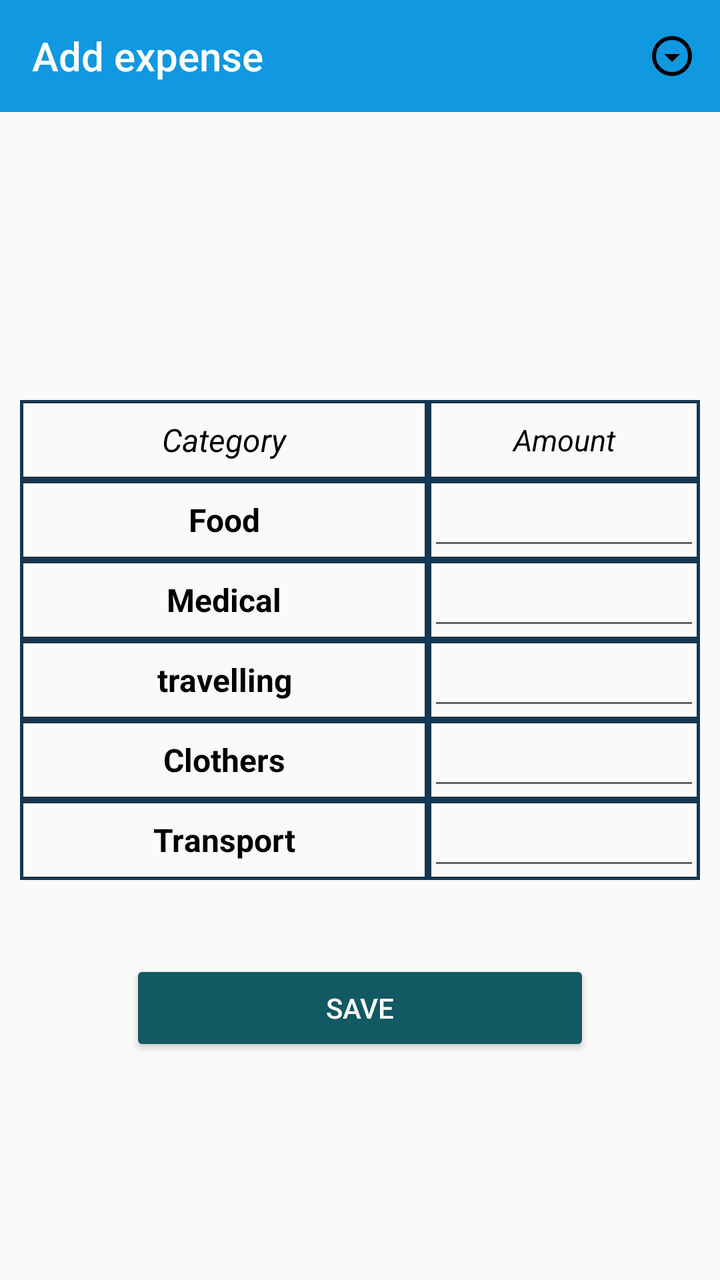
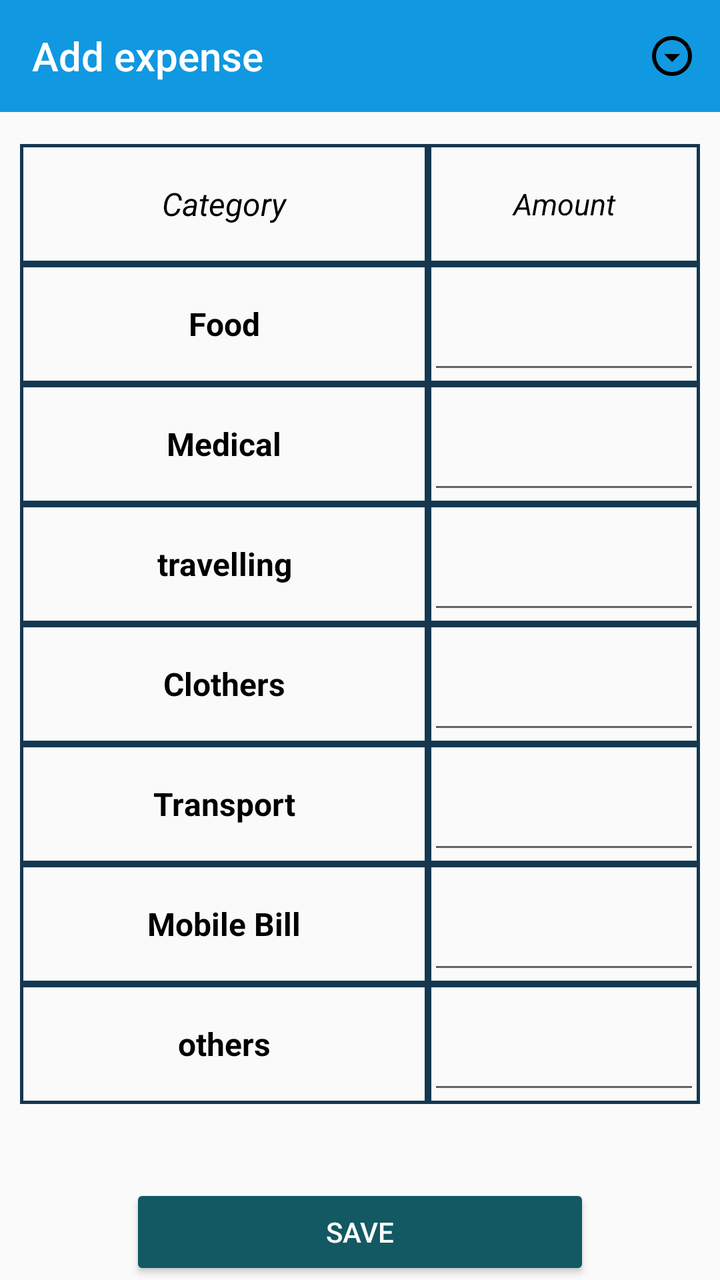

An Android layout rendered at two revisions. The XML below is the earlier revision; the diff shows what the commit changed to produce the second picture.
<!-- AndroidManifest.xml: application theme Theme.ExpenseTracker -->
<!-- res/layout/fragment_userupload.xml -->
<?xml version="1.0" encoding="utf-8"?>
<androidx.constraintlayout.widget.ConstraintLayout xmlns:android="http://schemas.android.com/apk/res/android"
    xmlns:tools="http://schemas.android.com/tools"
    android:layout_width="match_parent"
    android:layout_height="match_parent"
    xmlns:app="http://schemas.android.com/apk/res-auto"
    tools:context=".view.mainview.UseruploadFragment"
    >


    <androidx.appcompat.widget.Toolbar
        android:id="@+id/top_toolbar"
        android:layout_width="match_parent"
        android:layout_height="wrap_content"
        app:title="Add expense"
        android:background="#1098E1"
        app:titleTextColor="@color/white"
        app:menu="@menu/main_menu"
        android:theme="@style/Theme.AppCompat.DayNight.DarkActionBar"
        app:layout_constraintStart_toStartOf="parent"
        app:layout_constraintEnd_toEndOf="parent"
        app:layout_constraintTop_toTopOf="parent"
        />



     <TableLayout
         android:id="@+id/table"
         android:layout_width="match_parent"
         android:layout_height="wrap_content"
         android:layout_margin="10dp"
         android:stretchColumns="0dp"
         app:layout_constraintStart_toStartOf="parent"
         app:layout_constraintEnd_toEndOf="parent"
         app:layout_constraintTop_toTopOf="parent"
         app:layout_constraintBottom_toBottomOf="parent"
         app:layout_constraintTop_toBottomOf="@id/top_toolbar"
         >

         <TableRow>

             <TextView
                 android:layout_width="0dp"
                 android:layout_height="40dp"
                 android:layout_weight="3"
                 android:text="Category"
                 android:gravity="center"
                 android:textColor="@color/black"
                 android:textSize="16sp"
                 android:textStyle="italic"
                 android:background="@drawable/border_line"
                 />

             <LinearLayout
                 android:layout_width="0dp"
                 android:layout_height="40dp"
                 android:layout_weight="2"
                 android:background="@drawable/border_line"
                >

                 <TextView
                     android:layout_width="match_parent"
                     android:layout_height="match_parent"
                     android:textStyle="italic"
                     android:textColor="@color/black"
                     android:textSize="15sp"
                     android:text="Amount"
                     android:gravity="center"
                     />


             </LinearLayout>


         </TableRow>

         <TableRow>

             <TextView
                 android:layout_width="0dp"
                 android:layout_height="40dp"
                 android:layout_weight="3"
                 android:text="Food"
                 android:gravity="center"
                 android:textColor="@color/black"
                 android:textSize="16sp"
                 android:textStyle="bold"
                 android:background="@drawable/border_line"
                 />

             <LinearLayout
                 android:layout_width="0dp"
                 android:layout_height="40dp"
                 android:layout_weight="2"
                 android:background="@drawable/border_line"
                 >

                 <EditText
                     android:layout_width="match_parent"
                     android:layout_height="match_parent"
                     android:inputType="number"
                     android:textStyle="bold"
                     android:textColor="@color/black"
                     android:textSize="15sp"

                     />


             </LinearLayout>


         </TableRow>


         <TableRow>

             <TextView
                 android:layout_width="0dp"
                 android:layout_height="40dp"
                 android:layout_weight="3"
                 android:text="Medical"
                 android:gravity="center"
                 android:textColor="@color/black"
                 android:textSize="16sp"
                 android:textStyle="bold"
                 android:background="@drawable/border_line"
                 />

             <LinearLayout
                 android:layout_width="0dp"
                 android:layout_height="40dp"
                 android:layout_weight="2"
                 android:background="@drawable/border_line"
                 >

                 <EditText
                     android:layout_width="match_parent"
                     android:layout_height="match_parent"
                     android:inputType="number"
                     android:textStyle="bold"
                     android:textColor="@color/black"
                     android:textSize="15sp"

                     />


             </LinearLayout>




         </TableRow>


         <TableRow>

             <TextView
                 android:layout_width="0dp"
                 android:layout_height="40dp"
                 android:layout_weight="3"
                 android:text="travelling"
                 android:gravity="center"
                 android:textColor="@color/black"
                 android:textSize="16sp"
                 android:textStyle="bold"
                 android:background="@drawable/border_line"
                 />

             <LinearLayout
                 android:layout_width="0dp"
                 android:layout_height="40dp"
                 android:layout_weight="2"
                 android:background="@drawable/border_line"
                 >

                 <EditText
                     android:layout_width="match_parent"
                     android:layout_height="match_parent"
                     android:inputType="number"
                     android:textStyle="bold"
                     android:textColor="@color/black"
                     android:textSize="15sp"

                     />


             </LinearLayout>


         </TableRow>

         <TableRow>

             <TextView
                 android:layout_width="0dp"
                 android:layout_height="40dp"
                 android:layout_weight="3"
                 android:text="Clothers"
                 android:gravity="center"
                 android:textColor="@color/black"
                 android:textSize="16sp"
                 android:textStyle="bold"
                 android:background="@drawable/border_line"
                 />

             <LinearLayout
                 android:layout_width="0dp"
                 android:layout_height="40dp"
                 android:layout_weight="2"
                 android:background="@drawable/border_line"
                 >

                 <EditText
                     android:layout_width="match_parent"
                     android:layout_height="match_parent"
                     android:inputType="number"
                     android:textStyle="bold"
                     android:textColor="@color/black"
                     android:textSize="15sp"

                     />


             </LinearLayout>


         </TableRow>


         <TableRow>

             <TextView
                 android:layout_width="0dp"
                 android:layout_height="40dp"
                 android:layout_weight="3"
                 android:text="Transport"
                 android:gravity="center"
                 android:textColor="@color/black"
                 android:textSize="16sp"
                 android:textStyle="bold"
                 android:background="@drawable/border_line"
                 />

             <LinearLayout
                 android:layout_width="0dp"
                 android:layout_height="40dp"
                 android:layout_weight="2"
                 android:background="@drawable/border_line"
                 >

                 <EditText
                     android:layout_width="match_parent"
                     android:layout_height="match_parent"
                     android:inputType="number"
                     android:textStyle="bold"
                     android:textColor="@color/black"
                     android:textSize="15sp"

                     />


             </LinearLayout>


         </TableRow>


     </TableLayout>


       <androidx.appcompat.widget.AppCompatButton
           android:layout_width="match_parent"
           android:layout_height="wrap_content"
           app:layout_constraintTop_toBottomOf="@id/table"
           app:layout_constraintStart_toStartOf="parent"
           android:text="Save"
           android:textColor="@color/white"
           app:cornerRadius="15dp"
           android:layout_marginTop="40dp"
           android:layout_marginHorizontal="65dp"
           android:backgroundTint="#125963"/>







</androidx.constraintlayout.widget.ConstraintLayout>
<!-- resources referenced by this layout -->
<resources>
  <color name="black">#FF000000</color>
  <color name="white">#FFFFFFFF</color>
  <!-- drawable border_line (drawable) -->
  <?xml version="1.0" encoding="utf-8"?>
  <shape xmlns:android="http://schemas.android.com/apk/res/android">
  
  
      <stroke
          android:width="1.50dp"
          android:color="#153750"
  
          />
  
  </shape>
  <style name="Theme.ExpenseTracker" parent="Base.Theme.ExpenseTracker" />
  <style name="Base.Theme.ExpenseTracker" parent="Theme.AppCompat.DayNight.DarkActionBar">
          <item name="android:statusBarColor">#0D83BD</item>
      </style>
</resources>

<!-- the commit's change to res/layout/fragment_userupload.xml (unified diff, before → after) -->
@@ -28,22 +28,22 @@
          android:id="@+id/table"
          android:layout_width="match_parent"
          android:layout_height="wrap_content"
-         android:layout_margin="10dp"
+         android:layout_marginHorizontal="10dp"
+         android:layout_marginTop="16dp"
          android:stretchColumns="0dp"
          app:layout_constraintStart_toStartOf="parent"
          app:layout_constraintEnd_toEndOf="parent"
-         app:layout_constraintTop_toTopOf="parent"
-         app:layout_constraintBottom_toBottomOf="parent"
          app:layout_constraintTop_toBottomOf="@id/top_toolbar"
+
          >
 
          <TableRow>
 
              <TextView
                  android:layout_width="0dp"
-                 android:layout_height="40dp"
-                 android:layout_weight="3"
-                 android:text="Category"
+                 android:layout_height="60dp"
+                 android:layout_weight="3"
+                 android:text="@string/category"
                  android:gravity="center"
                  android:textColor="@color/black"
                  android:textSize="16sp"
@@ -53,7 +53,7 @@
 
              <LinearLayout
                  android:layout_width="0dp"
-                 android:layout_height="40dp"
+                 android:layout_height="60dp"
                  android:layout_weight="2"
                  android:background="@drawable/border_line"
                 >
@@ -64,7 +64,7 @@
                      android:textStyle="italic"
                      android:textColor="@color/black"
                      android:textSize="15sp"
-                     android:text="Amount"
+                     android:text="@string/amount"
                      android:gravity="center"
                      />
 
@@ -78,177 +78,259 @@
 
              <TextView
                  android:layout_width="0dp"
-                 android:layout_height="40dp"
-                 android:layout_weight="3"
-                 android:text="Food"
-                 android:gravity="center"
-                 android:textColor="@color/black"
-                 android:textSize="16sp"
-                 android:textStyle="bold"
-                 android:background="@drawable/border_line"
-                 />
-
-             <LinearLayout
-                 android:layout_width="0dp"
-                 android:layout_height="40dp"
-                 android:layout_weight="2"
-                 android:background="@drawable/border_line"
-                 >
-
-                 <EditText
-                     android:layout_width="match_parent"
-                     android:layout_height="match_parent"
-                     android:inputType="number"
-                     android:textStyle="bold"
-                     android:textColor="@color/black"
-                     android:textSize="15sp"
-
-                     />
-
-
-             </LinearLayout>
-
-
-         </TableRow>
-
-
-         <TableRow>
-
-             <TextView
-                 android:layout_width="0dp"
-                 android:layout_height="40dp"
-                 android:layout_weight="3"
-                 android:text="Medical"
-                 android:gravity="center"
-                 android:textColor="@color/black"
-                 android:textSize="16sp"
-                 android:textStyle="bold"
-                 android:background="@drawable/border_line"
-                 />
-
-             <LinearLayout
-                 android:layout_width="0dp"
-                 android:layout_height="40dp"
-                 android:layout_weight="2"
-                 android:background="@drawable/border_line"
-                 >
-
-                 <EditText
-                     android:layout_width="match_parent"
-                     android:layout_height="match_parent"
-                     android:inputType="number"
-                     android:textStyle="bold"
-                     android:textColor="@color/black"
-                     android:textSize="15sp"
-
-                     />
-
-
-             </LinearLayout>
-
-
-
-
-         </TableRow>
-
-
-         <TableRow>
-
-             <TextView
-                 android:layout_width="0dp"
-                 android:layout_height="40dp"
-                 android:layout_weight="3"
-                 android:text="travelling"
-                 android:gravity="center"
-                 android:textColor="@color/black"
-                 android:textSize="16sp"
-                 android:textStyle="bold"
-                 android:background="@drawable/border_line"
-                 />
-
-             <LinearLayout
-                 android:layout_width="0dp"
-                 android:layout_height="40dp"
-                 android:layout_weight="2"
-                 android:background="@drawable/border_line"
-                 >
-
-                 <EditText
-                     android:layout_width="match_parent"
-                     android:layout_height="match_parent"
-                     android:inputType="number"
-                     android:textStyle="bold"
-                     android:textColor="@color/black"
-                     android:textSize="15sp"
-
-                     />
-
-
-             </LinearLayout>
-
-
-         </TableRow>
-
-         <TableRow>
-
-             <TextView
-                 android:layout_width="0dp"
-                 android:layout_height="40dp"
-                 android:layout_weight="3"
-                 android:text="Clothers"
-                 android:gravity="center"
-                 android:textColor="@color/black"
-                 android:textSize="16sp"
-                 android:textStyle="bold"
-                 android:background="@drawable/border_line"
-                 />
-
-             <LinearLayout
-                 android:layout_width="0dp"
-                 android:layout_height="40dp"
-                 android:layout_weight="2"
-                 android:background="@drawable/border_line"
-                 >
-
-                 <EditText
-                     android:layout_width="match_parent"
-                     android:layout_height="match_parent"
-                     android:inputType="number"
-                     android:textStyle="bold"
-                     android:textColor="@color/black"
-                     android:textSize="15sp"
-
-                     />
-
-
-             </LinearLayout>
-
-
-         </TableRow>
-
-
-         <TableRow>
-
-             <TextView
-                 android:layout_width="0dp"
-                 android:layout_height="40dp"
-                 android:layout_weight="3"
-                 android:text="Transport"
-                 android:gravity="center"
-                 android:textColor="@color/black"
-                 android:textSize="16sp"
-                 android:textStyle="bold"
-                 android:background="@drawable/border_line"
-                 />
-
-             <LinearLayout
-                 android:layout_width="0dp"
-                 android:layout_height="40dp"
-                 android:layout_weight="2"
-                 android:background="@drawable/border_line"
-                 >
-
-                 <EditText
+                 android:layout_height="60dp"
+                 android:layout_weight="3"
+                 android:text="@string/food"
+                 android:gravity="center"
+                 android:textColor="@color/black"
+                 android:textSize="16sp"
+                 android:textStyle="bold"
+                 android:background="@drawable/border_line"
+                 />
+
+             <LinearLayout
+                 android:layout_width="0dp"
+                 android:layout_height="60dp"
+                 android:layout_weight="2"
+                 android:background="@drawable/border_line"
+                 >
+
+                 <EditText
+                     android:id="@+id/et_food"
+                     android:layout_width="match_parent"
+                     android:layout_height="match_parent"
+                     android:inputType="number"
+                     android:textStyle="bold"
+                     android:textColor="@color/black"
+                     android:textSize="15sp"
+
+                     />
+
+
+             </LinearLayout>
+
+
+         </TableRow>
+
+
+         <TableRow>
+
+             <TextView
+                 android:layout_width="0dp"
+                 android:layout_height="60dp"
+                 android:layout_weight="3"
+                 android:text="@string/medical"
+                 android:gravity="center"
+                 android:textColor="@color/black"
+                 android:textSize="16sp"
+                 android:textStyle="bold"
+                 android:background="@drawable/border_line"
+                 />
+
+             <LinearLayout
+                 android:layout_width="0dp"
+                 android:layout_height="60dp"
+                 android:layout_weight="2"
+                 android:background="@drawable/border_line"
+                 >
+
+                 <EditText
+                     android:id="@+id/et_medical"
+                     android:layout_width="match_parent"
+                     android:layout_height="match_parent"
+                     android:inputType="number"
+                     android:textStyle="bold"
+                     android:textColor="@color/black"
+                     android:textSize="15sp"
+
+                     />
+
+
+             </LinearLayout>
+
+
+
+
+         </TableRow>
+
+
+         <TableRow>
+
+             <TextView
+                 android:layout_width="0dp"
+                 android:layout_height="60dp"
+                 android:layout_weight="3"
+                 android:text="@string/travelling"
+                 android:gravity="center"
+                 android:textColor="@color/black"
+                 android:textSize="16sp"
+                 android:textStyle="bold"
+                 android:background="@drawable/border_line"
+                 />
+
+             <LinearLayout
+                 android:layout_width="0dp"
+                 android:layout_height="60dp"
+                 android:layout_weight="2"
+                 android:background="@drawable/border_line"
+                 >
+
+                 <EditText
+                     android:id="@+id/et_travel"
+                     android:layout_width="match_parent"
+                     android:layout_height="match_parent"
+                     android:inputType="number"
+                     android:textStyle="bold"
+                     android:textColor="@color/black"
+                     android:textSize="15sp"
+
+                     />
+
+
+             </LinearLayout>
+
+
+         </TableRow>
+
+         <TableRow>
+
+             <TextView
+                 android:layout_width="0dp"
+                 android:layout_height="60dp"
+                 android:layout_weight="3"
+                 android:text="@string/clothers"
+                 android:gravity="center"
+                 android:textColor="@color/black"
+                 android:textSize="16sp"
+                 android:textStyle="bold"
+                 android:background="@drawable/border_line"
+                 />
+
+             <LinearLayout
+                 android:layout_width="0dp"
+                 android:layout_height="60dp"
+                 android:layout_weight="2"
+                 android:background="@drawable/border_line"
+                 >
+
+                 <EditText
+                     android:id="@+id/et_clothers"
+                     android:layout_width="match_parent"
+                     android:layout_height="match_parent"
+                     android:inputType="number"
+                     android:textStyle="bold"
+                     android:textColor="@color/black"
+                     android:textSize="15sp"
+
+                     />
+
+
+             </LinearLayout>
+
+
+         </TableRow>
+
+
+         <TableRow>
+
+             <TextView
+                 android:layout_width="0dp"
+                 android:layout_height="60dp"
+                 android:layout_weight="3"
+                 android:text="@string/transport"
+                 android:gravity="center"
+                 android:textColor="@color/black"
+                 android:textSize="16sp"
+                 android:textStyle="bold"
+                 android:background="@drawable/border_line"
+                 />
+
+             <LinearLayout
+                 android:layout_width="0dp"
+                 android:layout_height="60dp"
+                 android:layout_weight="2"
+                 android:background="@drawable/border_line"
+                 >
+
+                 <EditText
+                     android:id="@+id/et_tnsprt"
+                     android:layout_width="match_parent"
+                     android:layout_height="match_parent"
+                     android:inputType="number"
+                     android:textStyle="bold"
+                     android:textColor="@color/black"
+                     android:textSize="15sp"
+
+                     />
+
+
+             </LinearLayout>
+
+
+         </TableRow>
+
+
+         <TableRow>
+
+             <TextView
+                 android:layout_width="0dp"
+                 android:layout_height="60dp"
+                 android:layout_weight="3"
+                 android:text="@string/mobile_bill"
+                 android:gravity="center"
+                 android:textColor="@color/black"
+                 android:textSize="16sp"
+                 android:textStyle="bold"
+                 android:background="@drawable/border_line"
+                 />
+
+             <LinearLayout
+                 android:layout_width="0dp"
+                 android:layout_height="60dp"
+                 android:layout_weight="2"
+                 android:background="@drawable/border_line"
+                 >
+
+                 <EditText
+                     android:id="@+id/et_bill"
+                     android:layout_width="match_parent"
+                     android:layout_height="match_parent"
+                     android:inputType="number"
+                     android:textStyle="bold"
+                     android:textColor="@color/black"
+                     android:textSize="15sp"
+
+                     />
+
+
+             </LinearLayout>
+
+
+         </TableRow>
+
+         <TableRow>
+
+             <TextView
+                 android:layout_width="0dp"
+                 android:layout_height="60dp"
+                 android:layout_weight="3"
+                 android:text="@string/others"
+                 android:gravity="center"
+                 android:textColor="@color/black"
+                 android:textSize="16sp"
+                 android:textStyle="bold"
+                 android:background="@drawable/border_line"
+                 />
+
+             <LinearLayout
+                 android:layout_width="0dp"
+                 android:layout_height="60dp"
+                 android:layout_weight="2"
+                 android:background="@drawable/border_line"
+                 >
+
+                 <EditText
+                     android:id="@+id/et_others"
                      android:layout_width="match_parent"
                      android:layout_height="match_parent"
                      android:inputType="number"
@@ -269,11 +351,12 @@
 
 
        <androidx.appcompat.widget.AppCompatButton
+           android:id="@+id/save"
            android:layout_width="match_parent"
            android:layout_height="wrap_content"
            app:layout_constraintTop_toBottomOf="@id/table"
            app:layout_constraintStart_toStartOf="parent"
-           android:text="Save"
+           android:text="@string/sav"
            android:textColor="@color/white"
            app:cornerRadius="15dp"
            android:layout_marginTop="40dp"
<!-- resource entries referenced after the edit -->
@@ -14,6 +14,16 @@
           />
   
   </shape>
+  <string name="amount">Amount</string>
+  <string name="category">Category</string>
+  <string name="clothers">Clothers</string>
+  <string name="food">Food</string>
+  <string name="medical">Medical</string>
+  <string name="mobile_bill">Mobile Bill</string>
+  <string name="others">others</string>
+  <string name="sav">Save</string>
+  <string name="transport">Transport</string>
+  <string name="travelling">travelling</string>
   <style name="Theme.ExpenseTracker" parent="Base.Theme.ExpenseTracker" />
   <style name="Base.Theme.ExpenseTracker" parent="Theme.AppCompat.DayNight.DarkActionBar">
           <item name="android:statusBarColor">#0D83BD</item>
